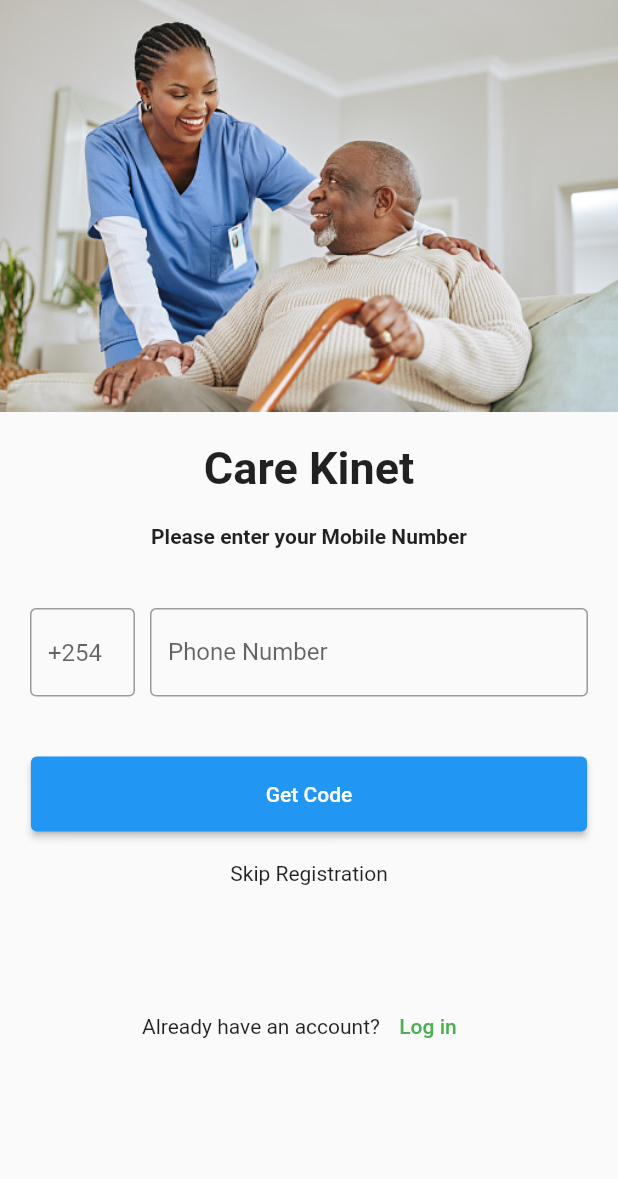
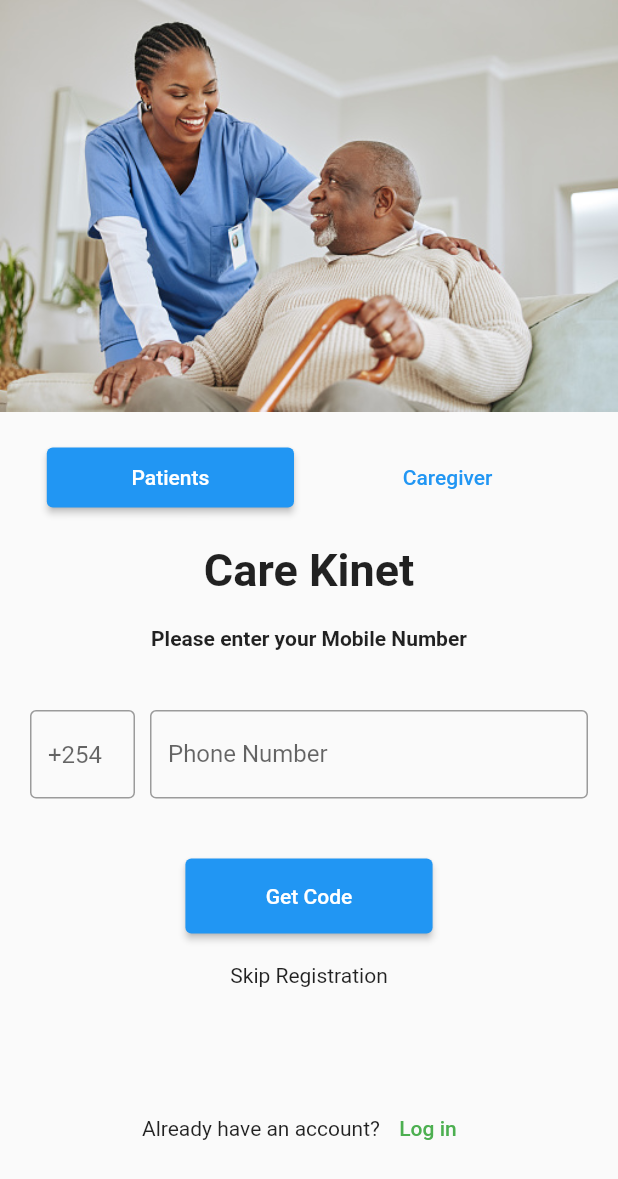
Before and after one commit to kithekadk/carekinet, a Flutter app: the VerifyPhone screen opened directly, on a phone screen of 412 x 824 dp. Shown: the top 1179 px of the screen. Run offline on Flutter 3.47's test engine with Material 2 defaults, Android fonts, the phone set to English and light mode, and no system bars; our stand-ins replace gap.

Commit message:
fixes on verify phone number screen

```diff
--- a/lib/screens/verifyphoneno.dart
+++ b/lib/screens/verifyphoneno.dart
@@ -1,5 +1,6 @@
 import 'package:carekinet/screens/login.dart';
 import 'package:flutter/material.dart';
+import 'package:gap/gap.dart';
 
 class VerifyPhone extends StatelessWidget {
   const VerifyPhone({super.key});
@@ -22,6 +23,32 @@ Widget verifyPhoneBody(BuildContext context) {
           fit: BoxFit.cover,
           image: AssetImage('assets/african-nurse.jpg'),
           // image: NetworkImage('https://images.unsplash.com/photo-1610632380989-680fe40816c6?ixlib=rb-4.0.3&ixid=MnwxMjA3fDB8MHxzZWFyY2h8MjB8fGNvZmZlZXxlbnwwfHwwfHw%3D&auto=format&fit=crop&w=500&q=60'),
+        ),
+        Padding(
+          padding: const EdgeInsetsDirectional.only(top: 20.0),
+          child: Row(
+            mainAxisAlignment: MainAxisAlignment.center,
+            children: [
+              ElevatedButton(
+                style: ElevatedButton.styleFrom(
+                    minimumSize: Size(size.width * 0.4, 40)),
+                onPressed: () {
+                  print('clicked');
+                },
+                child: const Text('Patients'),
+              ),
+              // GAP
+              const Gap(20),
+              TextButton(
+                style: ElevatedButton.styleFrom(
+                    minimumSize: Size(size.width * 0.4, 40)),
+                onPressed: () {
+                  print('clicked');
+                },
+                child: const Text('Caregiver'),
+              )
+            ],
+          ),
         ),
         Container(
           margin: const EdgeInsets.all(20),
@@ -71,7 +98,7 @@ Widget verifyPhoneBody(BuildContext context) {
         Row(mainAxisAlignment: MainAxisAlignment.center, children: [
           ElevatedButton(
             style: ElevatedButton.styleFrom(
-                minimumSize: Size(size.width * 0.9, 50)),
+                minimumSize: Size(size.width * 0.4, 50)),
             onPressed: () {
               print('clicked');
             },
--- a/pubspec.yaml
+++ b/pubspec.yaml
@@ -37,6 +37,7 @@ dependencies:
   # Use with the CupertinoIcons class for iOS style icons.
   cupertino_icons: ^1.0.2
   get: ^4.6.5
+  gap: ^3.0.1
 
 dev_dependencies:
   flutter_test:
```
Also changed, not shown: pubspec.lock.
